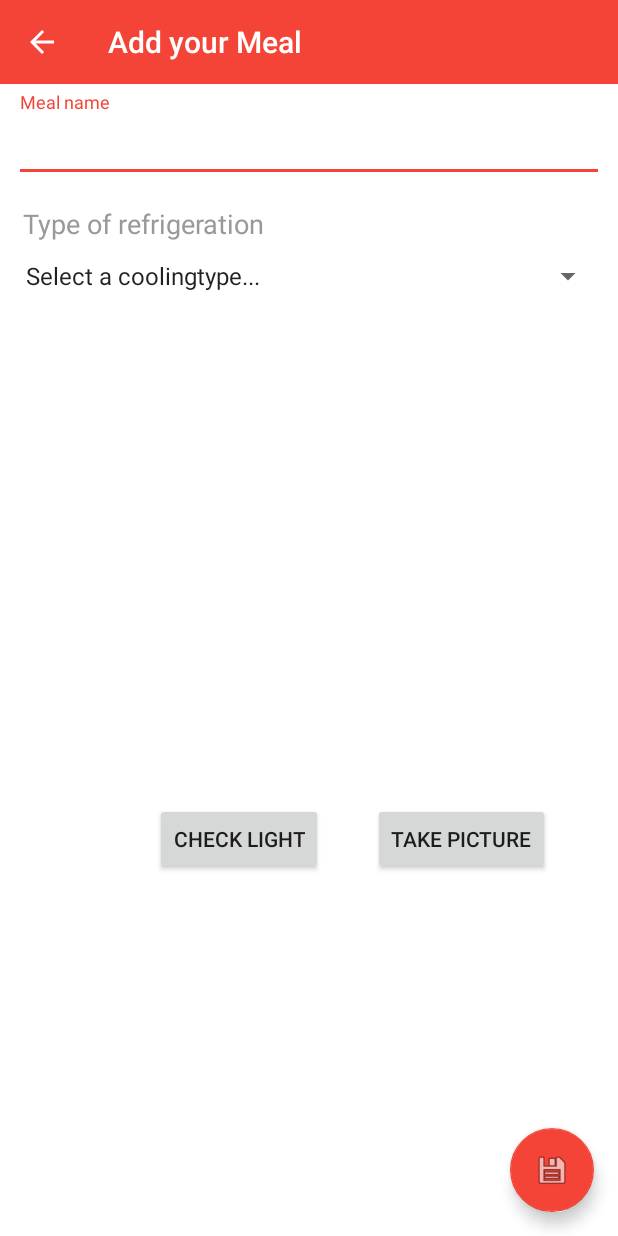
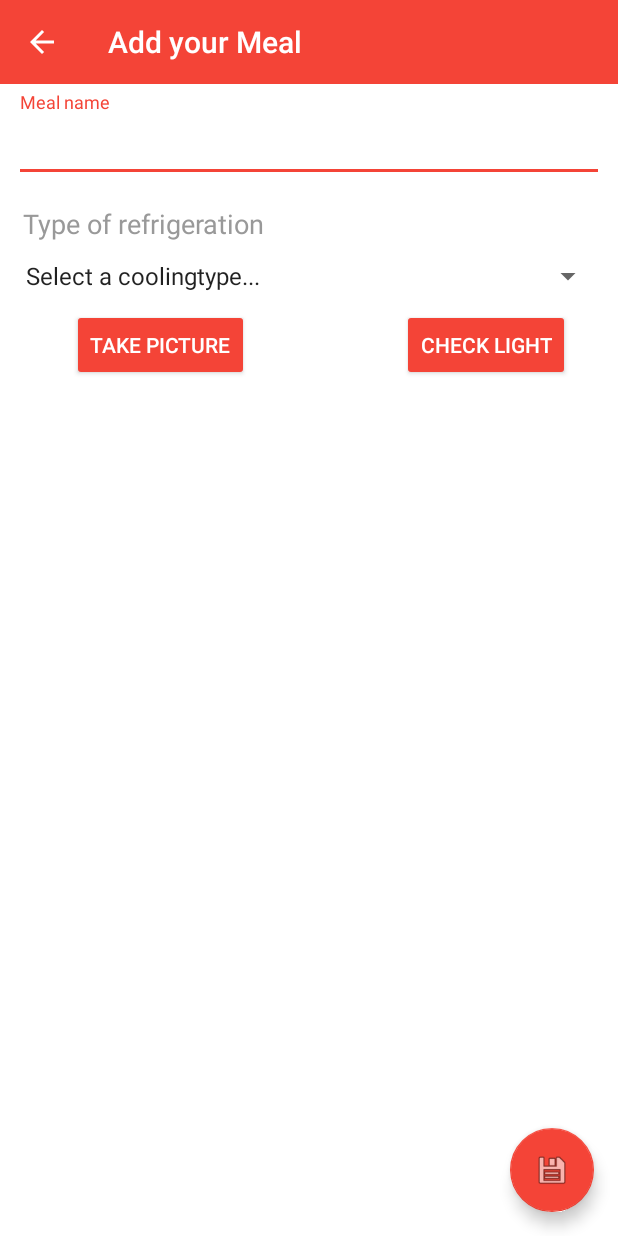
Before and after one commit to lieweschwerzel/TupperApp, an Android app: the AddEditActivity screen opened directly, with no data from a screen before it, on a phone screen of 412 x 824 dp. Run offline under Robolectric (Android 15) with nearby library versions, the phone set to English and light mode, and no system bars; our stand-ins replace Room's generated code; libraries missing offline, so code that uses them is left out: maes.tech.intentanim; pictures from the network do not load.

Commit message:
fix apk install problem + design layout edits

```diff
--- a/app/build.gradle
+++ b/app/build.gradle
@@ -5,7 +5,7 @@ android {
     compileSdkVersion 28
     defaultConfig {
         applicationId "com.example.tuppermeals"
-        minSdkVersion 26
+        minSdkVersion 25
         targetSdkVersion 28
         versionCode 1
         versionName "1.0"
--- a/app/src/main/AndroidManifest.xml
+++ b/app/src/main/AndroidManifest.xml
@@ -9,7 +9,7 @@
     <uses-permission android:name="android.permission.INTERNET" />
     <uses-permission
         android:name="android.permission.WRITE_EXTERNAL_STORAGE"
-        android:maxSdkVersion="18" />
+        />
 
     <application
         android:icon="@mipmap/ic_launcher"
--- a/app/src/main/java/com/example/tuppermeals/database/TupperMealRoomDatabase.java
+++ b/app/src/main/java/com/example/tuppermeals/database/TupperMealRoomDatabase.java
@@ -9,7 +9,7 @@ import com.example.tuppermeals.model.TupperMeal;
 
 @Database(entities = {TupperMeal.class}, version = 1, exportSchema = false)
 public abstract class TupperMealRoomDatabase extends RoomDatabase {
-    private final static String NAME_DATABASE = "tm14_database";
+    private final static String NAME_DATABASE = "tm100_database";
 
     public abstract TupperMealDao tupperMealDao();
 
--- a/app/src/main/java/com/example/tuppermeals/model/TupperMealAdapter.java
+++ b/app/src/main/java/com/example/tuppermeals/model/TupperMealAdapter.java
@@ -65,8 +65,8 @@ public class TupperMealAdapter extends RecyclerView.Adapter<TupperMealAdapter.Vi
 
     private String convertDate(String date, String coolingType) {
         SharedPreferences SP = PreferenceManager.getDefaultSharedPreferences(mContext);
-        String fridge = SP.getString("fridge", "NA");
-        String freezer = SP.getString("freezer", "NA");
+        String fridge = SP.getString("fridge", "3");
+        String freezer = SP.getString("freezer", "30");
         String dt = date;  // Start date
         SimpleDateFormat sdf = new SimpleDateFormat("dd/MM/yyyy");
         Calendar c = Calendar.getInstance();
--- a/app/src/main/java/com/example/tuppermeals/ui/AddEditActivity.java
+++ b/app/src/main/java/com/example/tuppermeals/ui/AddEditActivity.java
@@ -129,9 +129,6 @@ public class AddEditActivity extends AppCompatActivity {
                 String platform = mTupperMealPlatform.getText().toString();
                 String title = mTupperMealTitle.getText().toString();
                 int imageid = R.drawable.person;
-//                String url = currentPhotoPath;
-                SharedPreferences SP = PreferenceManager.getDefaultSharedPreferences(getBaseContext());
-                String strUserName = SP.getString("username", "NA");
 
                 String coolingtype = mCoolingType.getSelectedItem().toString();
                 String date = getDate();
@@ -167,7 +164,6 @@ public class AddEditActivity extends AppCompatActivity {
                     Snackbar.make(view, "Please type in a name for a meal and select a type of cooling", Snackbar.LENGTH_LONG).setAction("Action", null).show();
             }
         });
-
         mMainViewModel = ViewModelProviders.of(this).get(MainViewModel.class);
     }
 
@@ -220,7 +216,6 @@ public class AddEditActivity extends AppCompatActivity {
     protected void onActivityResult(int requestCode, int resultCode,
                                     Intent data) {
         if (requestCode == REQUEST_CAPTURE_IMAGE) {
-//            System.out.println("LIEWE   " + currentPhotoPath);
             //don't compare the data to null, it will always come as  null because we are providing a file URI, so load with the imageFilePath we obtained before opening the cameraIntent
             Glide.with(this).load(currentPhotoPath).into(mTupperMealImage);
         }
--- a/app/src/main/res/layout/activity_addedit.xml
+++ b/app/src/main/res/layout/activity_addedit.xml
@@ -33,9 +33,10 @@
         android:layout_marginBottom="8dp"
         app:layout_constraintBottom_toBottomOf="parent"
         app:layout_constraintEnd_toEndOf="parent"
+        app:layout_constraintHorizontal_bias="1.0"
         app:layout_constraintStart_toStartOf="parent"
         app:layout_constraintTop_toBottomOf="@+id/toolbar2"
-        app:layout_constraintVertical_bias="0.032" />
+        app:layout_constraintVertical_bias="0.0" />
 
     <android.support.design.widget.FloatingActionButton
 
--- a/app/src/main/res/layout/activity_recipe.xml
+++ b/app/src/main/res/layout/activity_recipe.xml
@@ -25,6 +25,9 @@
         android:layout_height="33dp"
         android:layout_marginTop="20dp"
         android:text="TextView"
+        android:textAlignment="center"
+        android:textAllCaps="false"
+        android:textStyle="bold"
         app:layout_constraintTop_toBottomOf="@+id/imageView2"
         tools:layout_editor_absoluteX="75dp" />
 
--- a/app/src/main/res/layout/cardview.xml
+++ b/app/src/main/res/layout/cardview.xml
@@ -49,7 +49,7 @@
             android:layout_below="@+id/imageView_image3"
             android:layout_alignParentStart="true"
             android:layout_alignParentEnd="true"
-            android:layout_marginStart="24dp"
+            android:layout_marginStart="16dp"
             android:text="Datum"
             android:textAlignment="textStart"
             app:layout_constraintStart_toEndOf="@+id/imageView_image"
@@ -73,7 +73,6 @@
             android:layout_alignParentTop="true"
             android:layout_alignParentEnd="true"
             android:layout_marginTop="8dp"
-            android:layout_marginEnd="24dp"
             android:layout_toEndOf="@+id/text_view_title"
             app:layout_constraintEnd_toEndOf="parent"
             app:layout_constraintTop_toTopOf="parent"
--- a/app/src/main/res/layout/content_addedit.xml
+++ b/app/src/main/res/layout/content_addedit.xml
@@ -12,6 +12,17 @@
     android:paddingBottom="10dp"
     tools:context=".ui.AddEditActivity">
 
+
+    <Button
+        android:id="@+id/sensorButton"
+        android:layout_width="wrap_content"
+        android:layout_height="wrap_content"
+        android:layout_marginEnd="28dp"
+        android:backgroundTint="@color/colorAccent"
+        android:text="check light"
+        android:textColor="@color/colorPrimaryLight"
+        app:layout_constraintEnd_toEndOf="parent"
+        app:layout_constraintTop_toBottomOf="@+id/textInputLayout2" />
 
     <android.support.design.widget.TextInputLayout
         android:id="@+id/textInputLayout"
@@ -76,42 +87,28 @@
 
     <ImageView
         android:id="@+id/imageTupperMeal_addedit"
-        android:layout_width="386dp"
-        android:layout_height="273dp"
+        android:layout_width="384dp"
+        android:layout_height="261dp"
         android:layout_marginStart="8dp"
-        android:layout_marginTop="12dp"
+        android:layout_marginTop="32dp"
         android:layout_marginEnd="8dp"
         android:layout_weight="1"
         app:layout_constraintEnd_toEndOf="parent"
+        app:layout_constraintHorizontal_bias="0.4"
         app:layout_constraintStart_toStartOf="parent"
-        app:layout_constraintTop_toBottomOf="@+id/textInputLayout2"
+        app:layout_constraintTop_toBottomOf="@+id/cameraButton"
         tools:srcCompat="@tools:sample/avatars" />
 
     <Button
         android:id="@+id/cameraButton"
         android:layout_width="wrap_content"
         android:layout_height="wrap_content"
-        android:layout_marginStart="8dp"
-        android:layout_marginTop="44dp"
-        android:layout_marginEnd="8dp"
+        android:layout_marginStart="44dp"
+        android:backgroundTint="@color/colorAccent"
         android:text="Take picture"
-        app:layout_constraintEnd_toEndOf="parent"
-        app:layout_constraintHorizontal_bias="0.431"
-        app:layout_constraintStart_toEndOf="@+id/sensorButton"
-        app:layout_constraintTop_toBottomOf="@+id/imageTupperMeal_addedit" />
-
-    <Button
-        android:id="@+id/sensorButton"
-        android:layout_width="wrap_content"
-        android:layout_height="wrap_content"
-        android:layout_marginStart="8dp"
-        android:layout_marginTop="44dp"
-        android:layout_marginEnd="8dp"
-        android:text="check light"
-        app:layout_constraintEnd_toEndOf="parent"
-        app:layout_constraintHorizontal_bias="0.332"
+        android:textColor="@color/colorPrimaryLight"
         app:layout_constraintStart_toStartOf="parent"
-        app:layout_constraintTop_toBottomOf="@+id/imageTupperMeal_addedit" />
+        app:layout_constraintTop_toBottomOf="@+id/textInputLayout2" />
 
 
 </android.support.constraint.ConstraintLayout>
```
Also changed, not shown: app/src/main/java/com/example/tuppermeals/ui/MainActivity.java (+0 -8 lines), app/src/main/res/xml/preferences.xml (+4 -4 lines).
